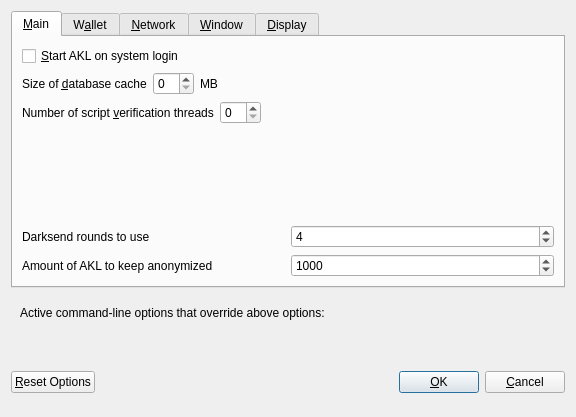
Above: src/qt/forms/optionsdialog.ui from ZixCash/ZixCash before the change. Below: the same form after it.
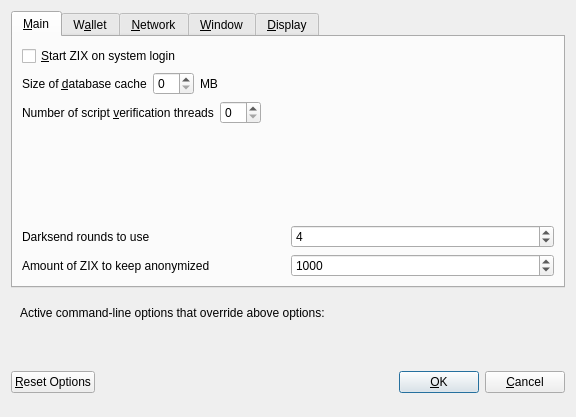
That is the form after the change. Custom widgets are drawn as their Qt base class.

```diff
--- a/src/qt/forms/optionsdialog.ui
+++ b/src/qt/forms/optionsdialog.ui
@@ -33,7 +33,7 @@
           <string>Automatically start AKL after logging in to the system.</string>
          </property>
          <property name="text">
-          <string>&amp;Start AKL on system login</string>
+          <string>&amp;Start ZIX on system login</string>
          </property>
         </widget>
        </item>
@@ -177,7 +177,7 @@
             <string notr="true"/>
            </property>
            <property name="text">
-            <string>Amount of AKL to keep anonymized</string>
+            <string>Amount of ZIX to keep anonymized</string>
            </property>
           </widget>
          </item>
```
Left out of the diff: 12 changed lines with no effect on the pictures.
